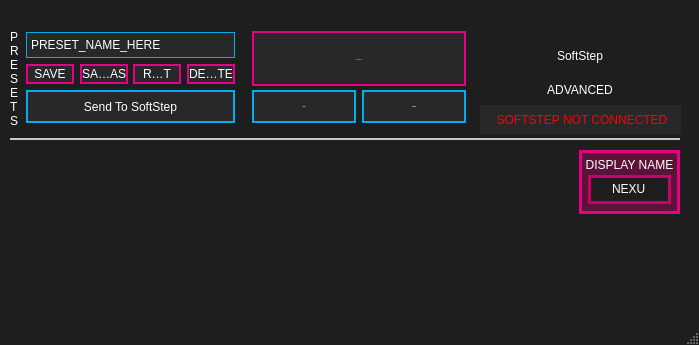
Above: standalone/advanced/forms/mainwindowWin.ui from Muse-Kinetics/softstep_editor before the change. Below: the same form after it.
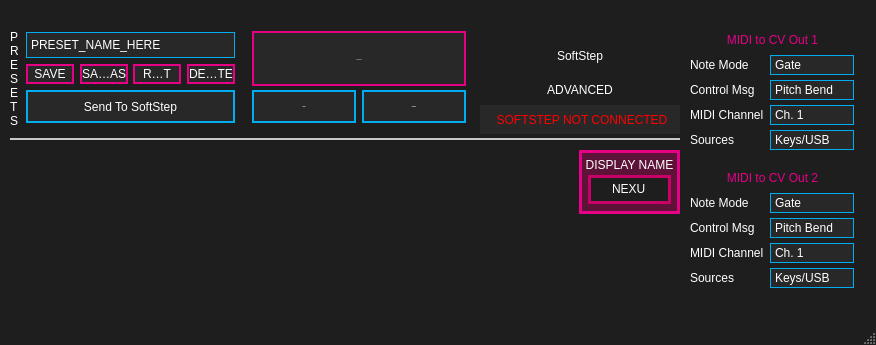
That is the form after the change. Icons and pictures are not drawn.

Commit message: -Fixed compiler warnings, memset warnings, and moved preset C file creation inside DEVELOPMENT conditionals -Updated windows UI for modlines, mainWindow and Settings -Implemented root level content folder that gets copied into package dirs -Updated repo readme build instructions -Fixed issues with bootloader install, app relaunch -Updated build process and Windows UI in EZ editor -Added windows installer/deploy method from other Qt editors, fixed windows icons post install

Patch:
```diff
--- a/standalone/advanced/forms/mainwindowWin.ui
+++ b/standalone/advanced/forms/mainwindowWin.ui
@@ -6,7 +6,7 @@
    <rect>
     <x>0</x>
     <y>0</y>
-    <width>699</width>
+    <width>876</width>
     <height>345</height>
    </rect>
   </property>
@@ -959,6 +959,896 @@
      <string>SOFTSTEP NOT CONNECTED</string>
     </property>
    </widget>
+   <widget class="QFrame" name="frame">
+    <property name="geometry">
+     <rect>
+      <x>680</x>
+      <y>30</y>
+      <width>191</width>
+      <height>300</height>
+     </rect>
+    </property>
+    <property name="styleSheet">
+     <string notr="true">
+QLabel
+{
+	background:		none;
+	color: 				white;
+	font:  11px &quot;Open Sans&quot;;
+	border:				none;
+}
+
+
+QFrame
+{
+     border:none;
+}
+
+
+/*----------- QComboBox ------------*/
+QComboBox
+{
+	font: 11px &quot;Open Sans&quot;;
+	border: 1px solid rgb(0,174,239);
+	background: rgb(40, 40, 40);
+	color: white;
+	padding: 1px 3px 1px 4px;
+
+ }
+
+QComboBox QListView
+{
+	background-color: rgb(40, 40, 40);
+	border: 1px solid rgb(0,174,239);
+	font: 11px &quot;Open Sans&quot;;
+	color: white;
+   padding-left: 3px;
+	padding-right: 3px;
+	min-width: 70px;
+}
+
+QComboBox QAbstractItemView
+{
+    min-width: 80px;
+    icon-size: 0px; /* this getes rid of the space of an icon to the left of items */
+}
+
+QComboBox::down-arrow
+{
+	border: none;
+	background: none;
+	image: url(:/resources/setlist_combobox_menu_arrows.svg);
+	padding-right: 12px;
+    width: 14px;
+    height: 14px;
+}
+
+QComboBox::item:alternate
+{
+	background: rgb(90, 90, 90);
+}
+
+
+QComboBox::item:selected
+{
+	border: 1px solid transparent;
+	background: rgb(0,174,239);
+}
+
+QComboBox::indicator
+{
+	background-color: transparent;
+	selection-background-color: transparent;
+	color: transparent;
+	selection-color: white;
+}
+
+QComboBox::drop-down
+{
+	width: 1px;
+	height: 1px;
+	subcontrol-origin: margin;
+	subcontrol-position: right center;
+	border-left-width: 0px;
+	border-right-width: 0px;
+	border-top-width: 0px;
+	border-bottom-width: 0px;
+	padding: 1px 1px 1px 4px;
+}
+
+
+QComboBox::disabled
+{
+	font: 11px &quot;Open Sans&quot;;
+	border: 2px solid rgb(100, 100, 100);
+	background: rgba(20, 20, 20, 100);
+	color: rgb(100, 100, 100);
+	padding: 1px 3px 1px 4px;
+}
+
+
+QComboBox QAbstractItemView QScrollBar:vertical {
+	background: black;
+/* margin sets up how far the handle can travel */
+	margin: 0px 0px 0px 0px;
+	border: none;
+}
+
+/* Sets up the color and height of handle */
+QComboBox QAbstractItemView QScrollBar::handle:vertical {
+	background: rgb(0,174,239);
+	border: none;
+}
+
+/* This remvoes the bottom button by setting the height to 0px */
+QComboBox QAbstractItemView QScrollBar::add-line:vertical {
+	height: 0px;
+	subcontrol-position: bottom;
+	subcontrol-origin: margin;
+	border: none;
+}
+
+/* This remvoes the top button by setting the height to 0px */
+QComboBox QAbstractItemView QScrollBar::sub-line:vertical {
+	height: 0px;
+	subcontrol-position: top;
+	subcontrol-origin: margin;
+	border: none;
+}
+
+/* need this to get rid of crosshatching on scrollbar background */
+QComboBox QAbstractItemView QScrollBar::add-page:vertical, QScrollBar::sub-page:vertical {
+	background: none;
+	border: none;
+}</string>
+    </property>
+    <property name="frameShape">
+     <enum>QFrame::StyledPanel</enum>
+    </property>
+    <property name="frameShadow">
+     <enum>QFrame::Raised</enum>
+    </property>
+    <widget class="QLabel" name="cv1label_sources">
+     <property name="geometry">
+      <rect>
+       <x>10</x>
+       <y>100</y>
+       <width>90</width>
+       <height>20</height>
+      </rect>
+     </property>
+     <property name="styleSheet">
+      <string notr="true"/>
+     </property>
+     <property name="text">
+      <string>Sources</string>
+     </property>
+     <property name="alignment">
+      <set>Qt::AlignLeading|Qt::AlignLeft|Qt::AlignVCenter</set>
+     </property>
+     <property name="wordWrap">
+      <bool>true</bool>
+     </property>
+    </widget>
+    <widget class="QComboBox" name="cv2_sources">
+     <property name="geometry">
+      <rect>
+       <x>90</x>
+       <y>238</y>
+       <width>84</width>
+       <height>20</height>
+      </rect>
+     </property>
+     <property name="toolTip">
+      <string>&lt;html&gt;&lt;head/&gt;&lt;body&gt;&lt;p&gt;The CV can respond to messages from the SoftStep keys/modlines, from the &amp;quot;SoftStep CV&amp;quot; USB MIDI port, or both.&lt;/p&gt;&lt;p&gt;Note: in hosted mode, keys/modlines can only control the CV outs by sending messages to the &amp;quot;SoftStep CV&amp;quot; USB MIDI port.&lt;/p&gt;&lt;/body&gt;&lt;/html&gt;</string>
+     </property>
+     <property name="autoFillBackground">
+      <bool>false</bool>
+     </property>
+     <property name="styleSheet">
+      <string notr="true">QComboBox QAbstractItemView
+{
+    min-width: 84px;
+    icon-size: 0px; /* this getes rid of the space of an icon to the left of items */
+}</string>
+     </property>
+     <property name="editable">
+      <bool>false</bool>
+     </property>
+     <property name="frame">
+      <bool>true</bool>
+     </property>
+     <item>
+      <property name="text">
+       <string>Keys/USB</string>
+      </property>
+     </item>
+     <item>
+      <property name="text">
+       <string>Keys</string>
+      </property>
+     </item>
+     <item>
+      <property name="text">
+       <string>USB</string>
+      </property>
+     </item>
+    </widget>
+    <widget class="QComboBox" name="cv1_ch">
+     <property name="geometry">
+      <rect>
+       <x>90</x>
+       <y>75</y>
+       <width>84</width>
+       <height>20</height>
+      </rect>
+     </property>
+     <property name="toolTip">
+      <string>&lt;html&gt;&lt;head/&gt;&lt;body&gt;&lt;p&gt;The CV responds to key modline and/or USB messages sent on this channel&lt;/p&gt;&lt;/body&gt;&lt;/html&gt;</string>
+     </property>
+     <property name="autoFillBackground">
+      <bool>false</bool>
+     </property>
+     <property name="styleSheet">
+      <string notr="true">QComboBox QAbstractItemView
+{
+    min-width: 84px;
+    icon-size: 0px; /* this getes rid of the space of an icon to the left of items */
+}</string>
+     </property>
+     <property name="editable">
+      <bool>false</bool>
+     </property>
+     <property name="frame">
+      <bool>true</bool>
+     </property>
+     <item>
+      <property name="text">
+       <string>Ch. 1</string>
+      </property>
+     </item>
+     <item>
+      <property name="text">
+       <string>Ch. 2</string>
+      </property>
+     </item>
+     <item>
+      <property name="text">
+       <string>Ch. 3</string>
+      </property>
+     </item>
+     <item>
+      <property name="text">
+       <string>Ch. 4</string>
+      </property>
+     </item>
+     <item>
+      <property name="text">
+       <string>Ch. 5</string>
+      </property>
+     </item>
+     <item>
+      <property name="text">
+       <string>Ch. 6</string>
+      </property>
+     </item>
+     <item>
+      <property name="text">
+       <string>Ch. 7</string>
+      </property>
+     </item>
+     <item>
+      <property name="text">
+       <string>Ch. 8</string>
+      </property>
+     </item>
+     <item>
+      <property name="text">
+       <string>Ch. 9</string>
+      </property>
+     </item>
+     <item>
+      <property name="text">
+       <string>Ch. 10</string>
+      </property>
+     </item>
+     <item>
+      <property name="text">
+       <string>Ch. 11</string>
+      </property>
+     </item>
+     <item>
+      <property name="text">
+       <string>Ch. 12</string>
+      </property>
+     </item>
+     <item>
+      <property name="text">
+       <string>Ch. 13</string>
+      </property>
+     </item>
+     <item>
+      <property name="text">
+       <string>Ch. 14</string>
+      </property>
+     </item>
+     <item>
+      <property name="text">
+       <string>Ch. 15</string>
+      </property>
+     </item>
+     <item>
+      <property name="text">
+       <string>Ch. 16</string>
+      </property>
+     </item>
+    </widget>
+    <widget class="QLabel" name="cv1label_control">
+     <property name="geometry">
+      <rect>
+       <x>10</x>
+       <y>50</y>
+       <width>80</width>
+       <height>20</height>
+      </rect>
+     </property>
+     <property name="styleSheet">
+      <string notr="true"/>
+     </property>
+     <property name="text">
+      <string>Control Msg</string>
+     </property>
+     <property name="alignment">
+      <set>Qt::AlignLeading|Qt::AlignLeft|Qt::AlignVCenter</set>
+     </property>
+     <property name="wordWrap">
+      <bool>true</bool>
+     </property>
+    </widget>
+    <widget class="QLabel" name="cv1label_notes">
+     <property name="geometry">
+      <rect>
+       <x>10</x>
+       <y>25</y>
+       <width>80</width>
+       <height>20</height>
+      </rect>
+     </property>
+     <property name="styleSheet">
+      <string notr="true"/>
+     </property>
+     <property name="text">
+      <string>Note Mode</string>
+     </property>
+     <property name="alignment">
+      <set>Qt::AlignLeading|Qt::AlignLeft|Qt::AlignVCenter</set>
+     </property>
+     <property name="wordWrap">
+      <bool>true</bool>
+     </property>
+    </widget>
+    <widget class="QLabel" name="cv2label_ch">
+     <property name="geometry">
+      <rect>
+       <x>10</x>
+       <y>213</y>
+       <width>81</width>
+       <height>20</height>
+      </rect>
+     </property>
+     <property name="styleSheet">
+      <string notr="true"/>
+     </property>
+     <property name="text">
+      <string>MIDI Channel</string>
+     </property>
+     <property name="alignment">
+      <set>Qt::AlignLeading|Qt::AlignLeft|Qt::AlignVCenter</set>
+     </property>
+     <property name="wordWrap">
+      <bool>true</bool>
+     </property>
+    </widget>
+    <widget class="QComboBox" name="cv1_notes">
+     <property name="geometry">
+      <rect>
+       <x>90</x>
+       <y>25</y>
+       <width>84</width>
+       <height>20</height>
+      </rect>
+     </property>
+     <property name="toolTip">
+      <string>&lt;html&gt;&lt;head/&gt;&lt;body&gt;&lt;p&gt;How the CV responds to NOTE messages&lt;/p&gt;&lt;p&gt;Gate = 5V for Note On, 0V when all notes are released&lt;/p&gt;&lt;p&gt;Pitch = 0-5V scaled to 1V/Oct&lt;/p&gt;&lt;p&gt;Velocity = 0-5V representing the velocity value of the note&lt;/p&gt;&lt;p&gt;Disabled - all Note On/Off messages are ignored&lt;/p&gt;&lt;p&gt;All notes off (CC#123) and transport STOP messages will turn all gates off&lt;/p&gt;&lt;/body&gt;&lt;/html&gt;</string>
+     </property>
+     <property name="autoFillBackground">
+      <bool>false</bool>
+     </property>
+     <property name="styleSheet">
+      <string notr="true">QComboBox QAbstractItemView
+{
+    min-width: 84px;
+    icon-size: 0px; /* this getes rid of the space of an icon to the left of items */
+}</string>
+     </property>
+     <property name="editable">
+      <bool>false</bool>
+     </property>
+     <property name="frame">
+      <bool>true</bool>
+     </property>
+     <item>
+      <property name="text">
+       <string>Gate</string>
+      </property>
+     </item>
+     <item>
+      <property name="text">
+       <string>Pitch</string>
+      </property>
+     </item>
+     <item>
+      <property name="text">
+       <string>Velocity</string>
+      </property>
+     </item>
+     <item>
+      <property name="text">
+       <string>Disabled</string>
+      </property>
+     </item>
+    </widget>
+    <widget class="QComboBox" name="cv1_control">
+     <property name="geometry">
+      <rect>
+       <x>90</x>
+       <y>50</y>
+       <width>84</width>
+       <height>20</height>
+      </rect>
+     </property>
+     <property name="toolTip">
+      <string>&lt;html&gt;&lt;head/&gt;&lt;body&gt;&lt;p&gt;Direclty control the CV out with MIDI messages.&lt;/p&gt;&lt;p&gt;&lt;br/&gt;&lt;/p&gt;&lt;p&gt;Pitch Bend - values from key modlines are scaled up from 0-127 to the 12bit CV DAC. USB messages are scaled down from 14bits.&lt;/p&gt;&lt;p&gt;&lt;br/&gt;&lt;/p&gt;&lt;p&gt;Mod Wheel - CC#1 vales are scaled up from 0-127 to the 12bit CV DAC&lt;/p&gt;&lt;p&gt;&lt;br/&gt;&lt;/p&gt;&lt;p&gt;Aftertouch - channel pressure is scaled up from 0-127 to the 12bit CV DAC&lt;/p&gt;&lt;p&gt;&lt;br/&gt;&lt;/p&gt;&lt;p&gt;Disabled - all of the above messages are ignored&lt;/p&gt;&lt;/body&gt;&lt;/html&gt;</string>
+     </property>
+     <property name="autoFillBackground">
+      <bool>false</bool>
+     </property>
+     <property name="styleSheet">
+      <string notr="true">QComboBox QAbstractItemView
+{
+    min-width: 90px;
+    icon-size: 0px; /* this getes rid of the space of an icon to the left of items */
+}</string>
+     </property>
+     <property name="editable">
+      <bool>false</bool>
+     </property>
+     <property name="frame">
+      <bool>true</bool>
+     </property>
+     <item>
+      <property name="text">
+       <string>Pitch Bend</string>
+      </property>
+     </item>
+     <item>
+      <property name="text">
+       <string>Mod Wheel</string>
+      </property>
+     </item>
+     <item>
+      <property name="text">
+       <string>Aftertouch</string>
+      </property>
+     </item>
+     <item>
+      <property name="text">
+       <string>Disabled</string>
+      </property>
+     </item>
+    </widget>
+    <widget class="QLabel" name="cv2label_sources">
+     <property name="geometry">
+      <rect>
+       <x>10</x>
+       <y>238</y>
+       <width>81</width>
+       <height>20</height>
+      </rect>
+     </property>
+     <property name="styleSheet">
+      <string notr="true"/>
+     </property>
+     <property name="text">
+      <string>Sources</string>
+     </property>
+     <property name="alignment">
+      <set>Qt::AlignLeading|Qt::AlignLeft|Qt::AlignVCenter</set>
+     </property>
+     <property name="wordWrap">
+      <bool>true</bool>
+     </property>
+    </widget>
+    <widget class="QLabel" name="cvlabelB">
+     <property name="geometry">
+      <rect>
+       <x>10</x>
+       <y>138</y>
+       <width>165</width>
+       <height>20</height>
+      </rect>
+     </property>
+     <property name="styleSheet">
+      <string notr="true">QLabel
+{
+	background:		none;
+	color: 				rgb(230,0,134);
+	font:  20pt &quot;Futura-Normal&quot;;
+	border:				none;
+
+
+}
+</string>
+     </property>
+     <property name="text">
+      <string>MIDI to CV Out 2</string>
+     </property>
+     <property name="alignment">
+      <set>Qt::AlignCenter</set>
+     </property>
+     <property name="wordWrap">
+      <bool>true</bool>
+     </property>
+    </widget>
+    <widget class="QComboBox" name="cv2_notes">
+     <property name="geometry">
+      <rect>
+       <x>90</x>
+       <y>163</y>
+       <width>84</width>
+       <height>20</height>
+      </rect>
+     </property>
+     <property name="toolTip">
+      <string>&lt;html&gt;&lt;head/&gt;&lt;body&gt;&lt;p&gt;How the CV responds to NOTE messages&lt;/p&gt;&lt;p&gt;Gate = 5V for Note On, 0V when all notes are released&lt;/p&gt;&lt;p&gt;Pitch = 0-5V scaled to 1V/Oct&lt;/p&gt;&lt;p&gt;Velocity = 0-5V representing the velocity value of the note&lt;/p&gt;&lt;p&gt;Disabled - all Note On/Off messages are ignored&lt;/p&gt;&lt;p&gt;All notes off (CC#123) and transport STOP messages will turn all gates off&lt;/p&gt;&lt;/body&gt;&lt;/html&gt;</string>
+     </property>
+     <property name="autoFillBackground">
+      <bool>false</bool>
+     </property>
+     <property name="styleSheet">
+      <string notr="true">QComboBox QAbstractItemView
+{
+    min-width: 84px;
+    icon-size: 0px; /* this getes rid of the space of an icon to the left of items */
+}</string>
+     </property>
+     <property name="editable">
+      <bool>false</bool>
+     </property>
+     <property name="frame">
+      <bool>true</bool>
+     </property>
+     <item>
+      <property name="text">
+       <string>Gate</string>
+      </property>
+     </item>
+     <item>
+      <property name="text">
+       <string>Pitch</string>
+      </property>
+     </item>
+     <item>
+      <property name="text">
+       <string>Velocity</string>
+      </property>
+     </item>
+     <item>
+      <property name="text">
+       <string>Disabled</string>
+      </property>
+     </item>
+    </widget>
+    <widget class="QLabel" name="cv2label_control">
+     <property name="geometry">
+      <rect>
+       <x>10</x>
+       <y>188</y>
+       <width>71</width>
+       <height>20</height>
+      </rect>
+     </property>
+     <property name="styleSheet">
+      <string notr="true"/>
+     </property>
+     <property name="text">
+      <string>Control Msg</string>
+     </property>
+     <property name="alignment">
+      <set>Qt::AlignLeading|Qt::AlignLeft|Qt::AlignVCenter</set>
+     </property>
+     <property name="wordWrap">
+      <bool>true</bool>
+     </property>
+    </widget>
+    <widget class="QLabel" name="cvlabelA">
+     <property name="geometry">
+      <rect>
+       <x>10</x>
+       <y>0</y>
+       <width>165</width>
+       <height>20</height>
+      </rect>
+     </property>
+     <property name="styleSheet">
+      <string notr="true">QLabel
+{
+	background:		none;
+	color: 				rgb(230,0,134);
+	font:  20pt &quot;Futura-Normal&quot;;
+	border:				none;
+
+
+}
+</string>
+     </property>
+     <property name="text">
+      <string>MIDI to CV Out 1</string>
+     </property>
+     <property name="alignment">
+      <set>Qt::AlignCenter</set>
+     </property>
+     <property name="wordWrap">
+      <bool>true</bool>
+     </property>
+    </widget>
+    <widget class="QComboBox" name="cv1_sources">
+     <property name="geometry">
+      <rect>
+       <x>90</x>
+       <y>100</y>
+       <width>84</width>
+       <height>20</height>
+      </rect>
+     </property>
+     <property name="toolTip">
+      <string>&lt;html&gt;&lt;head/&gt;&lt;body&gt;&lt;p&gt;The CV can respond to messages from the SoftStep keys/modlines, from the &amp;quot;SoftStep CV&amp;quot; USB MIDI port, or both.&lt;/p&gt;&lt;p&gt;Note: in hosted mode, keys/modlines can only control the CV outs by sending messages to the &amp;quot;SoftStep CV&amp;quot; USB MIDI port.&lt;/p&gt;&lt;/body&gt;&lt;/html&gt;</string>
+     </property>
+     <property name="autoFillBackground">
+      <bool>false</bool>
+     </property>
+     <property name="styleSheet">
+      <string notr="true">QComboBox QAbstractItemView
+{
+    min-width: 84px;
+    icon-size: 0px; /* this getes rid of the space of an icon to the left of items */
+}</string>
+     </property>
+     <property name="editable">
+      <bool>false</bool>
+     </property>
+     <property name="frame">
+      <bool>true</bool>
+     </property>
+     <item>
+      <property name="text">
+       <string>Keys/USB</string>
+      </property>
+     </item>
+     <item>
+      <property name="text">
+       <string>Keys</string>
+      </property>
+     </item>
+     <item>
+      <property name="text">
+       <string>USB</string>
+      </property>
+     </item>
+    </widget>
+    <widget class="QComboBox" name="cv2_ch">
+     <property name="geometry">
+      <rect>
+       <x>90</x>
+       <y>213</y>
+       <width>84</width>
+       <height>20</height>
+      </rect>
+     </property>
+     <property name="toolTip">
+      <string>&lt;html&gt;&lt;head/&gt;&lt;body&gt;&lt;p&gt;The CV responds to key modline and/or USB messages sent on this channel&lt;/p&gt;&lt;/body&gt;&lt;/html&gt;</string>
+     </property>
+     <property name="autoFillBackground">
+      <bool>false</bool>
+     </property>
+     <property name="styleSheet">
+      <string notr="true">QComboBox QAbstractItemView
+{
+    min-width: 84px;
+    icon-size: 0px; /* this getes rid of the space of an icon to the left of items */
+}</string>
+     </property>
+     <property name="editable">
+      <bool>false</bool>
+     </property>
+     <property name="frame">
+      <bool>true</bool>
+     </property>
+     <item>
+      <property name="text">
+       <string>Ch. 1</string>
+      </property>
+     </item>
+     <item>
+      <property name="text">
+       <string>Ch. 2</string>
+      </property>
+     </item>
+     <item>
+      <property name="text">
+       <string>Ch. 3</string>
+      </property>
+     </item>
+     <item>
+      <property name="text">
+       <string>Ch. 4</string>
+      </property>
+     </item>
+     <item>
+      <property name="text">
+       <string>Ch. 5</string>
+      </property>
+     </item>
+     <item>
+      <property name="text">
+       <string>Ch. 6</string>
+      </property>
+     </item>
+     <item>
+      <property name="text">
+       <string>Ch. 7</string>
+      </property>
+     </item>
+     <item>
+      <property name="text">
+       <string>Ch. 8</string>
+      </property>
+     </item>
+     <item>
+      <property name="text">
+       <string>Ch. 9</string>
+      </property>
+     </item>
+     <item>
+      <property name="text">
+       <string>Ch. 10</string>
+      </property>
+     </item>
+     <item>
+      <property name="text">
+       <string>Ch. 11</string>
+      </property>
+     </item>
+     <item>
+      <property name="text">
+       <string>Ch. 12</string>
+      </property>
+     </item>
+     <item>
+      <property name="text">
+       <string>Ch. 13</string>
+      </property>
+     </item>
+     <item>
+      <property name="text">
+       <string>Ch. 14</string>
+      </property>
+     </item>
+     <item>
+      <property name="text">
+       <string>Ch. 15</string>
+      </property>
+     </item>
+     <item>
+      <property name="text">
+       <string>Ch. 16</string>
+      </property>
+     </item>
+    </widget>
+    <widget class="QComboBox" name="cv2_control">
+     <property name="geometry">
+      <rect>
+       <x>90</x>
+       <y>188</y>
+       <width>84</width>
+       <height>20</height>
+      </rect>
+     </property>
+     <property name="toolTip">
+      <string>&lt;html&gt;&lt;head/&gt;&lt;body&gt;&lt;p&gt;Direclty control the CV out with MIDI messages.&lt;/p&gt;&lt;p&gt;&lt;br/&gt;&lt;/p&gt;&lt;p&gt;Pitch Bend - values from key modlines are scaled up from 0-127 to the 12bit CV DAC. USB messages are scaled down from 14bits.&lt;/p&gt;&lt;p&gt;&lt;br/&gt;&lt;/p&gt;&lt;p&gt;Mod Wheel - CC#1 vales are scaled up from 0-127 to the 12bit CV DAC&lt;/p&gt;&lt;p&gt;&lt;br/&gt;&lt;/p&gt;&lt;p&gt;Aftertouch - channel pressure is scaled up from 0-127 to the 12bit CV DAC&lt;/p&gt;&lt;p&gt;&lt;br/&gt;&lt;/p&gt;&lt;p&gt;Disabled - all of the above messages are ignored&lt;/p&gt;&lt;/body&gt;&lt;/html&gt;</string>
+     </property>
+     <property name="autoFillBackground">
+      <bool>false</bool>
+     </property>
+     <property name="styleSheet">
+      <string notr="true">QComboBox QAbstractItemView
+{
+    min-width: 90px;
+    icon-size: 0px; /* this getes rid of the space of an icon to the left of items */
+}</string>
+     </property>
+     <property name="editable">
+      <bool>false</bool>
+     </property>
+     <property name="frame">
+      <bool>true</bool>
+     </property>
+     <item>
+      <property name="text">
+       <string>Pitch Bend</string>
+      </property>
+     </item>
+     <item>
+      <property name="text">
+       <string>Mod Wheel</string>
+      </property>
+     </item>
+     <item>
+      <property name="text">
+       <string>Aftertouch</string>
+      </property>
+     </item>
+     <item>
+      <property name="text">
+       <string>Disabled</string>
+      </property>
+     </item>
+    </widget>
+    <widget class="QLabel" name="cv1label_ch">
+     <property name="geometry">
+      <rect>
+       <x>10</x>
+       <y>75</y>
+       <width>90</width>
+       <height>20</height>
+      </rect>
+     </property>
+     <property name="styleSheet">
+      <string notr="true"/>
+     </property>
+     <property name="text">
+      <string>MIDI Channel</string>
+     </property>
+     <property name="alignment">
+      <set>Qt::AlignLeading|Qt::AlignLeft|Qt::AlignVCenter</set>
+     </property>
+     <property name="wordWrap">
+      <bool>true</bool>
+     </property>
+    </widget>
+    <widget class="QLabel" name="cv2label_notes">
+     <property name="geometry">
+      <rect>
+       <x>10</x>
+       <y>163</y>
+       <width>81</width>
+       <height>20</height>
+      </rect>
+     </property>
+     <property name="styleSheet">
+      <string notr="true"/>
+     </property>
+     <property name="text">
+      <string>Note Mode</string>
+     </property>
+     <property name="alignment">
+      <set>Qt::AlignLeading|Qt::AlignLeft|Qt::AlignVCenter</set>
+     </property>
+     <property name="wordWrap">
+      <bool>true</bool>
+     </property>
+    </widget>
+   </widget>
   </widget>
   <widget class="QStatusBar" name="statusBar"/>
  </widget>
```
The commit also changes 483 other files.
